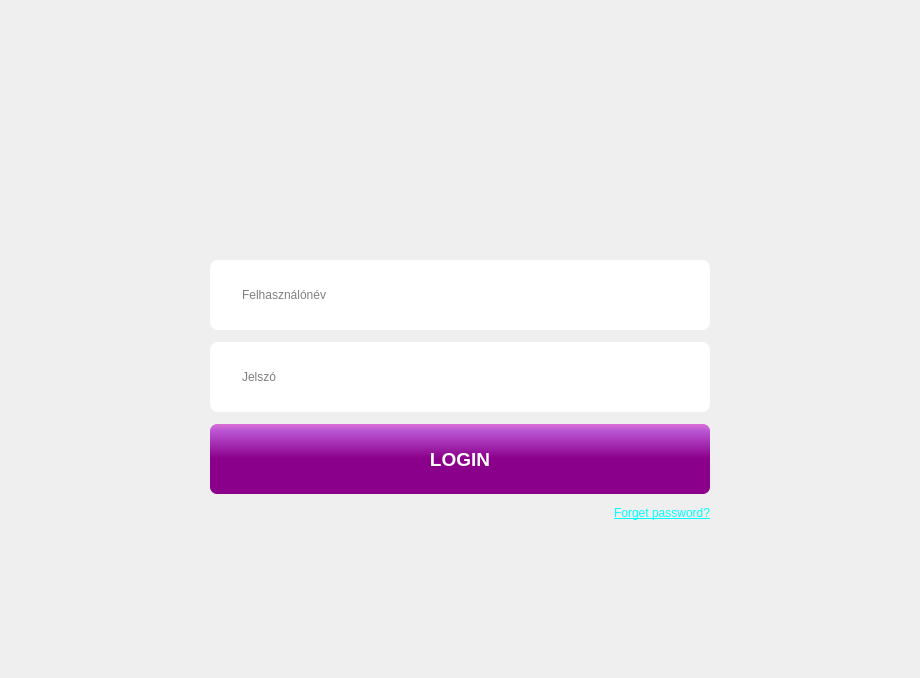
This is qtserver/mainwindow.ui in p-anna9603/fancy_nev as Qt 5 draws it before an edit. The edited form follows.
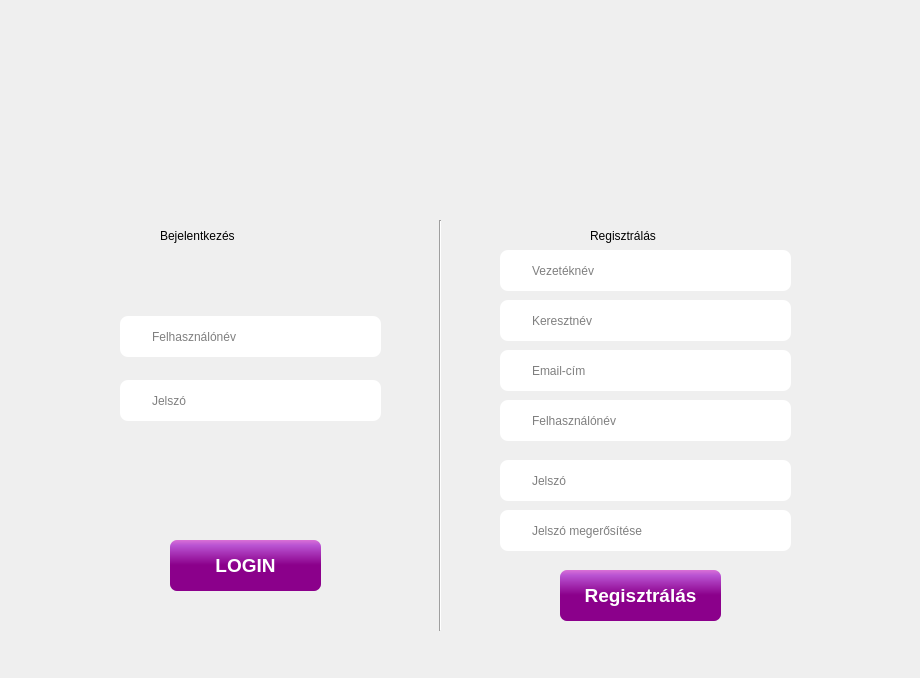
This is the edited form. Icons and pictures are not drawn.

```diff
--- a/qtserver/mainwindow.ui
+++ b/qtserver/mainwindow.ui
@@ -60,211 +60,622 @@
    background-color:white;
 }</string>
    </property>
-   <layout class="QHBoxLayout" name="horizontalLayout_3">
-    <item>
-     <layout class="QHBoxLayout" name="horizontalLayout_2"/>
-    </item>
-    <item>
-     <layout class="QVBoxLayout" name="verticalLayout">
-      <property name="sizeConstraint">
-       <enum>QLayout::SetFixedSize</enum>
-      </property>
-      <property name="topMargin">
-       <number>50</number>
-      </property>
-      <property name="bottomMargin">
-       <number>50</number>
-      </property>
-      <item>
-       <widget class="QLabel" name="label_4">
-        <property name="sizePolicy">
-         <sizepolicy hsizetype="Expanding" vsizetype="Expanding">
-          <horstretch>0</horstretch>
-          <verstretch>0</verstretch>
-         </sizepolicy>
-        </property>
-        <property name="maximumSize">
-         <size>
-          <width>500</width>
-          <height>181</height>
-         </size>
-        </property>
-        <property name="styleSheet">
-         <string notr="true">padding-left: 130px;
+   <widget class="QLineEdit" name="userNameReg">
+    <property name="geometry">
+     <rect>
+      <x>500</x>
+      <y>400</y>
+      <width>291</width>
+      <height>41</height>
+     </rect>
+    </property>
+    <property name="sizePolicy">
+     <sizepolicy hsizetype="Expanding" vsizetype="Expanding">
+      <horstretch>0</horstretch>
+      <verstretch>0</verstretch>
+     </sizepolicy>
+    </property>
+    <property name="maximumSize">
+     <size>
+      <width>500</width>
+      <height>70</height>
+     </size>
+    </property>
+    <property name="cursor">
+     <cursorShape>IBeamCursor</cursorShape>
+    </property>
+    <property name="mouseTracking">
+     <bool>true</bool>
+    </property>
+    <property name="contextMenuPolicy">
+     <enum>Qt::DefaultContextMenu</enum>
+    </property>
+    <property name="toolTip">
+     <string/>
+    </property>
+    <property name="autoFillBackground">
+     <bool>false</bool>
+    </property>
+    <property name="styleSheet">
+     <string notr="true">/*
+background-image: url(:/resource/img/kicsi_login_szurke.png);
+background-repeat: no-repeat, repeat;
+background-attachment: fixed;
+background-position:  left;
+
+padding-left: 30px;
+text-align:justify; 
+letter-spacing: 10px;
+font: 14pt &quot;MS Shell Dlg 2&quot;;*/
+
+QLineEdit {
+background-image: url(:/resource/img/kicsi_user_login.png);
+/*background-image: url(:/resource/img/kicsi_login_szurke.png);*/
+background-repeat: no-repeat;
+padding-left:10px;
+background-attachment: fixed;
+background-position:  left;
+
+padding: 1px;
+border-style: solid;
+/*border: 2px solid gray;*/
+border-radius: 8px;
+
+padding-left: 30px;
+text-align:justify; 
+/* letter-spacing: 10px; /* valamiért nem akar működni ez */
+font: 14pt &quot;MS Shell Dlg 2&quot;;
+}
+</string>
+    </property>
+    <property name="inputMethodHints">
+     <set>Qt::ImhNone</set>
+    </property>
+    <property name="text">
+     <string/>
+    </property>
+    <property name="placeholderText">
+     <string>Felhasználónév</string>
+    </property>
+   </widget>
+   <widget class="QLineEdit" name="passwordReg">
+    <property name="geometry">
+     <rect>
+      <x>500</x>
+      <y>460</y>
+      <width>291</width>
+      <height>41</height>
+     </rect>
+    </property>
+    <property name="sizePolicy">
+     <sizepolicy hsizetype="Expanding" vsizetype="Expanding">
+      <horstretch>0</horstretch>
+      <verstretch>0</verstretch>
+     </sizepolicy>
+    </property>
+    <property name="minimumSize">
+     <size>
+      <width>0</width>
+      <height>0</height>
+     </size>
+    </property>
+    <property name="maximumSize">
+     <size>
+      <width>500</width>
+      <height>70</height>
+     </size>
+    </property>
+    <property name="styleSheet">
+     <string notr="true">/*
+background-image: url(:/resource/img/lock_icon.png);
+background-repeat: no-repeat, repeat;
+background-attachment: fixed;
+background-position:  left;*/
+
+/*
+padding-left: 30px;
+text-align:justify; 
+letter-spacing: 10px;
+font: 14pt &quot;MS Shell Dlg 2&quot;;*/
+
+QLineEdit {
+background-image: url(:/resource/img/lock_icon.png);
+background-repeat: no-repeat;
+background-attachment: fixed;
+background-position:  left;
+
+padding: 1px;
+border-style: solid;
+/*border: 2px solid gray;*/
+border-radius: 8px;
+
+padding-left: 30px;
+text-align:justify; 
+/* letter-spacing: 10px; /* valamiért nem akar működni ez */
+font: 14pt &quot;MS Shell Dlg 2&quot;;
+}</string>
+    </property>
+    <property name="echoMode">
+     <enum>QLineEdit::Password</enum>
+    </property>
+    <property name="readOnly">
+     <bool>false</bool>
+    </property>
+    <property name="placeholderText">
+     <string>Jelszó</string>
+    </property>
+   </widget>
+   <widget class="QLineEdit" name="passwordReg2">
+    <property name="geometry">
+     <rect>
+      <x>500</x>
+      <y>510</y>
+      <width>291</width>
+      <height>41</height>
+     </rect>
+    </property>
+    <property name="sizePolicy">
+     <sizepolicy hsizetype="Expanding" vsizetype="Expanding">
+      <horstretch>0</horstretch>
+      <verstretch>0</verstretch>
+     </sizepolicy>
+    </property>
+    <property name="minimumSize">
+     <size>
+      <width>0</width>
+      <height>0</height>
+     </size>
+    </property>
+    <property name="maximumSize">
+     <size>
+      <width>500</width>
+      <height>70</height>
+     </size>
+    </property>
+    <property name="styleSheet">
+     <string notr="true">/*
+background-image: url(:/resource/img/lock_icon.png);
+background-repeat: no-repeat, repeat;
+background-attachment: fixed;
+background-position:  left;*/
+
+/*
+padding-left: 30px;
+text-align:justify; 
+letter-spacing: 10px;
+font: 14pt &quot;MS Shell Dlg 2&quot;;*/
+
+QLineEdit {
+background-image: url(:/resource/img/lock_icon.png);
+background-repeat: no-repeat;
+background-attachment: fixed;
+background-position:  left;
+
+padding: 1px;
+border-style: solid;
+/*border: 2px solid gray;*/
+border-radius: 8px;
+
+padding-left: 30px;
+text-align:justify; 
+/* letter-spacing: 10px; /* valamiért nem akar működni ez */
+font: 14pt &quot;MS Shell Dlg 2&quot;;
+}</string>
+    </property>
+    <property name="echoMode">
+     <enum>QLineEdit::Password</enum>
+    </property>
+    <property name="readOnly">
+     <bool>false</bool>
+    </property>
+    <property name="placeholderText">
+     <string>Jelszó megerősítése</string>
+    </property>
+   </widget>
+   <widget class="QPushButton" name="regisztralasButton">
+    <property name="geometry">
+     <rect>
+      <x>560</x>
+      <y>570</y>
+      <width>161</width>
+      <height>51</height>
+     </rect>
+    </property>
+    <property name="sizePolicy">
+     <sizepolicy hsizetype="Expanding" vsizetype="Expanding">
+      <horstretch>0</horstretch>
+      <verstretch>0</verstretch>
+     </sizepolicy>
+    </property>
+    <property name="maximumSize">
+     <size>
+      <width>500</width>
+      <height>70</height>
+     </size>
+    </property>
+    <property name="font">
+     <font>
+      <family>MS Shell Dlg 2</family>
+      <pointsize>14</pointsize>
+      <weight>75</weight>
+      <italic>false</italic>
+      <bold>true</bold>
+     </font>
+    </property>
+    <property name="styleSheet">
+     <string notr="true">
+QPushButton {
+color: white;
+font: bold 14pt &quot;MS Shell Dlg 2&quot;;
+letter-spacing: .4rem;
+background-color: QLinearGradient( x1: 0, y1: 0, x2: 0, y2: 1, stop: 0 #da70d6, stop: 0.1 #ba55d3,  stop: 0.49 #8b008b );
+border-radius: 7;
+/*ccc*/
+}
+QPushButton:hover {
+background-color: QLinearGradient( x1: 0, y1: 0, x2: 0, y2: 1, stop: 0 #D7BDE2, stop: 0.1 #C39BD3,  stop: 0.49 #BB8FCE );
+}
+</string>
+    </property>
+    <property name="text">
+     <string>Regisztrálás</string>
+    </property>
+    <property name="autoDefault">
+     <bool>true</bool>
+    </property>
+    <property name="default">
+     <bool>true</bool>
+    </property>
+   </widget>
+   <widget class="QLabel" name="label_2">
+    <property name="geometry">
+     <rect>
+      <x>160</x>
+      <y>210</y>
+      <width>151</width>
+      <height>51</height>
+     </rect>
+    </property>
+    <property name="styleSheet">
+     <string notr="true">font: bold 12pt &quot;MS Shell Dlg 2&quot;;</string>
+    </property>
+    <property name="text">
+     <string>Bejelentkezés</string>
+    </property>
+   </widget>
+   <widget class="QLabel" name="label_3">
+    <property name="geometry">
+     <rect>
+      <x>590</x>
+      <y>210</y>
+      <width>151</width>
+      <height>51</height>
+     </rect>
+    </property>
+    <property name="styleSheet">
+     <string notr="true">font: bold 12pt &quot;MS Shell Dlg 2&quot;;</string>
+    </property>
+    <property name="text">
+     <string>Regisztrálás</string>
+    </property>
+   </widget>
+   <widget class="Line" name="line">
+    <property name="geometry">
+     <rect>
+      <x>430</x>
+      <y>220</y>
+      <width>20</width>
+      <height>411</height>
+     </rect>
+    </property>
+    <property name="orientation">
+     <enum>Qt::Vertical</enum>
+    </property>
+   </widget>
+   <widget class="QLineEdit" name="emailReg">
+    <property name="geometry">
+     <rect>
+      <x>500</x>
+      <y>350</y>
+      <width>291</width>
+      <height>41</height>
+     </rect>
+    </property>
+    <property name="sizePolicy">
+     <sizepolicy hsizetype="Expanding" vsizetype="Expanding">
+      <horstretch>0</horstretch>
+      <verstretch>0</verstretch>
+     </sizepolicy>
+    </property>
+    <property name="maximumSize">
+     <size>
+      <width>500</width>
+      <height>70</height>
+     </size>
+    </property>
+    <property name="cursor">
+     <cursorShape>IBeamCursor</cursorShape>
+    </property>
+    <property name="mouseTracking">
+     <bool>true</bool>
+    </property>
+    <property name="contextMenuPolicy">
+     <enum>Qt::DefaultContextMenu</enum>
+    </property>
+    <property name="toolTip">
+     <string/>
+    </property>
+    <property name="autoFillBackground">
+     <bool>false</bool>
+    </property>
+    <property name="styleSheet">
+     <string notr="true">/*
+background-image: url(:/resource/img/kicsi_login_szurke.png);
+background-repeat: no-repeat, repeat;
+background-attachment: fixed;
+background-position:  left;
+
+padding-left: 30px;
+text-align:justify; 
+letter-spacing: 10px;
+font: 14pt &quot;MS Shell Dlg 2&quot;;*/
+
+QLineEdit {
+background-image: url(:/resource/img/kicsi_user_login.png);
+/*background-image: url(:/resource/img/kicsi_login_szurke.png);*/
+background-repeat: no-repeat;
+padding-left:10px;
+background-attachment: fixed;
+background-position:  left;
+
+padding: 1px;
+border-style: solid;
+/*border: 2px solid gray;*/
+border-radius: 8px;
+
+padding-left: 30px;
+text-align:justify; 
+/* letter-spacing: 10px; /* valamiért nem akar működni ez */
+font: 14pt &quot;MS Shell Dlg 2&quot;;
+}
+</string>
+    </property>
+    <property name="inputMethodHints">
+     <set>Qt::ImhNone</set>
+    </property>
+    <property name="text">
+     <string/>
+    </property>
+    <property name="placeholderText">
+     <string>Email-cím</string>
+    </property>
+   </widget>
+   <widget class="QLineEdit" name="vnevReg">
+    <property name="geometry">
+     <rect>
+      <x>500</x>
+      <y>250</y>
+      <width>291</width>
+      <height>41</height>
+     </rect>
+    </property>
+    <property name="sizePolicy">
+     <sizepolicy hsizetype="Expanding" vsizetype="Expanding">
+      <horstretch>0</horstretch>
+      <verstretch>0</verstretch>
+     </sizepolicy>
+    </property>
+    <property name="maximumSize">
+     <size>
+      <width>500</width>
+      <height>70</height>
+     </size>
+    </property>
+    <property name="cursor">
+     <cursorShape>IBeamCursor</cursorShape>
+    </property>
+    <property name="mouseTracking">
+     <bool>true</bool>
+    </property>
+    <property name="contextMenuPolicy">
+     <enum>Qt::DefaultContextMenu</enum>
+    </property>
+    <property name="toolTip">
+     <string/>
+    </property>
+    <property name="autoFillBackground">
+     <bool>false</bool>
+    </property>
+    <property name="styleSheet">
+     <string notr="true">/*
+background-image: url(:/resource/img/kicsi_login_szurke.png);
+background-repeat: no-repeat, repeat;
+background-attachment: fixed;
+background-position:  left;
+
+padding-left: 30px;
+text-align:justify; 
+letter-spacing: 10px;
+font: 14pt &quot;MS Shell Dlg 2&quot;;*/
+
+QLineEdit {
+background-image: url(:/resource/img/kicsi_user_login.png);
+/*background-image: url(:/resource/img/kicsi_login_szurke.png);*/
+background-repeat: no-repeat;
+padding-left:10px;
+background-attachment: fixed;
+background-position:  left;
+
+padding: 1px;
+border-style: solid;
+/*border: 2px solid gray;*/
+border-radius: 8px;
+
+padding-left: 30px;
+text-align:justify; 
+/* letter-spacing: 10px; /* valamiért nem akar működni ez */
+font: 14pt &quot;MS Shell Dlg 2&quot;;
+}
+</string>
+    </property>
+    <property name="inputMethodHints">
+     <set>Qt::ImhNone</set>
+    </property>
+    <property name="text">
+     <string/>
+    </property>
+    <property name="placeholderText">
+     <string>Vezetéknév</string>
+    </property>
+   </widget>
+   <widget class="QLineEdit" name="knevReg">
+    <property name="geometry">
+     <rect>
+      <x>500</x>
+      <y>300</y>
+      <width>291</width>
+      <height>41</height>
+     </rect>
+    </property>
+    <property name="sizePolicy">
+     <sizepolicy hsizetype="Expanding" vsizetype="Expanding">
+      <horstretch>0</horstretch>
+      <verstretch>0</verstretch>
+     </sizepolicy>
+    </property>
+    <property name="maximumSize">
+     <size>
+      <width>500</width>
+      <height>70</height>
+     </size>
+    </property>
+    <property name="cursor">
+     <cursorShape>IBeamCursor</cursorShape>
+    </property>
+    <property name="mouseTracking">
+     <bool>true</bool>
+    </property>
+    <property name="contextMenuPolicy">
+     <enum>Qt::DefaultContextMenu</enum>
+    </property>
+    <property name="toolTip">
+     <string/>
+    </property>
+    <property name="autoFillBackground">
+     <bool>false</bool>
+    </property>
+    <property name="styleSheet">
+     <string notr="true">/*
+background-image: url(:/resource/img/kicsi_login_szurke.png);
+background-repeat: no-repeat, repeat;
+background-attachment: fixed;
+background-position:  left;
+
+padding-left: 30px;
+text-align:justify; 
+letter-spacing: 10px;
+font: 14pt &quot;MS Shell Dlg 2&quot;;*/
+
+QLineEdit {
+background-image: url(:/resource/img/kicsi_user_login.png);
+/*background-image: url(:/resource/img/kicsi_login_szurke.png);*/
+background-repeat: no-repeat;
+padding-left:10px;
+background-attachment: fixed;
+background-position:  left;
+
+padding: 1px;
+border-style: solid;
+/*border: 2px solid gray;*/
+border-radius: 8px;
+
+padding-left: 30px;
+text-align:justify; 
+/* letter-spacing: 10px; /* valamiért nem akar működni ez */
+font: 14pt &quot;MS Shell Dlg 2&quot;;
+}
+</string>
+    </property>
+    <property name="inputMethodHints">
+     <set>Qt::ImhNone</set>
+    </property>
+    <property name="text">
+     <string/>
+    </property>
+    <property name="placeholderText">
+     <string>Keresztnév</string>
+    </property>
+   </widget>
+   <widget class="QLabel" name="label_4">
+    <property name="geometry">
+     <rect>
+      <x>220</x>
+      <y>20</y>
+      <width>431</width>
+      <height>171</height>
+     </rect>
+    </property>
+    <property name="sizePolicy">
+     <sizepolicy hsizetype="Expanding" vsizetype="Expanding">
+      <horstretch>0</horstretch>
+      <verstretch>0</verstretch>
+     </sizepolicy>
+    </property>
+    <property name="maximumSize">
+     <size>
+      <width>500</width>
+      <height>181</height>
+     </size>
+    </property>
+    <property name="styleSheet">
+     <string notr="true">padding-left: 130px;
 padding-right: 130px;</string>
-        </property>
-        <property name="text">
-         <string/>
-        </property>
-        <property name="pixmap">
-         <pixmap resource="resource.qrc">:/resource/img/loginTrans3.png</pixmap>
-        </property>
-        <property name="scaledContents">
-         <bool>true</bool>
-        </property>
-        <property name="alignment">
-         <set>Qt::AlignCenter</set>
-        </property>
-       </widget>
-      </item>
-      <item>
-       <widget class="QLineEdit" name="usernameLogin">
-        <property name="sizePolicy">
-         <sizepolicy hsizetype="Expanding" vsizetype="Expanding">
-          <horstretch>0</horstretch>
-          <verstretch>0</verstretch>
-         </sizepolicy>
-        </property>
-        <property name="maximumSize">
-         <size>
-          <width>500</width>
-          <height>70</height>
-         </size>
-        </property>
-        <property name="cursor">
-         <cursorShape>IBeamCursor</cursorShape>
-        </property>
-        <property name="mouseTracking">
-         <bool>true</bool>
-        </property>
-        <property name="contextMenuPolicy">
-         <enum>Qt::DefaultContextMenu</enum>
-        </property>
-        <property name="toolTip">
-         <string/>
-        </property>
-        <property name="autoFillBackground">
-         <bool>false</bool>
-        </property>
-        <property name="styleSheet">
-         <string notr="true">/*
-background-image: url(:/resource/img/kicsi_login_szurke.png);
-background-repeat: no-repeat, repeat;
-background-attachment: fixed;
-background-position:  left;
-
-padding-left: 30px;
-text-align:justify; 
-letter-spacing: 10px;
-font: 14pt &quot;MS Shell Dlg 2&quot;;*/
-
-QLineEdit {
-background-image: url(:/resource/img/kicsi_user_login.png);
-/*background-image: url(:/resource/img/kicsi_login_szurke.png);*/
-background-repeat: no-repeat;
-padding-left:10px;
-background-attachment: fixed;
-background-position:  left;
-
-padding: 1px;
-border-style: solid;
-/*border: 2px solid gray;*/
-border-radius: 8px;
-
-padding-left: 30px;
-text-align:justify; 
-/* letter-spacing: 10px; /* valamiért nem akar működni ez */
-font: 14pt &quot;MS Shell Dlg 2&quot;;
-}
-</string>
-        </property>
-        <property name="inputMethodHints">
-         <set>Qt::ImhNone</set>
-        </property>
-        <property name="text">
-         <string/>
-        </property>
-        <property name="placeholderText">
-         <string>Felhasználónév</string>
-        </property>
-       </widget>
-      </item>
-      <item>
-       <widget class="QLineEdit" name="passwordLogin">
-        <property name="sizePolicy">
-         <sizepolicy hsizetype="Expanding" vsizetype="Expanding">
-          <horstretch>0</horstretch>
-          <verstretch>0</verstretch>
-         </sizepolicy>
-        </property>
-        <property name="minimumSize">
-         <size>
-          <width>0</width>
-          <height>0</height>
-         </size>
-        </property>
-        <property name="maximumSize">
-         <size>
-          <width>500</width>
-          <height>70</height>
-         </size>
-        </property>
-        <property name="styleSheet">
-         <string notr="true">/*
-background-image: url(:/resource/img/lock_icon.png);
-background-repeat: no-repeat, repeat;
-background-attachment: fixed;
-background-position:  left;*/
-
-/*
-padding-left: 30px;
-text-align:justify; 
-letter-spacing: 10px;
-font: 14pt &quot;MS Shell Dlg 2&quot;;*/
-
-QLineEdit {
-background-image: url(:/resource/img/lock_icon.png);
-background-repeat: no-repeat;
-background-attachment: fixed;
-background-position:  left;
-
-padding: 1px;
-border-style: solid;
-/*border: 2px solid gray;*/
-border-radius: 8px;
-
-padding-left: 30px;
-text-align:justify; 
-/* letter-spacing: 10px; /* valamiért nem akar működni ez */
-font: 14pt &quot;MS Shell Dlg 2&quot;;
-}</string>
-        </property>
-        <property name="echoMode">
-         <enum>QLineEdit::Password</enum>
-        </property>
-        <property name="readOnly">
-         <bool>false</bool>
-        </property>
-        <property name="placeholderText">
-         <string>Jelszó</string>
-        </property>
-       </widget>
-      </item>
-      <item>
-       <widget class="QPushButton" name="pushButton_2">
-        <property name="sizePolicy">
-         <sizepolicy hsizetype="Expanding" vsizetype="Expanding">
-          <horstretch>0</horstretch>
-          <verstretch>0</verstretch>
-         </sizepolicy>
-        </property>
-        <property name="maximumSize">
-         <size>
-          <width>500</width>
-          <height>70</height>
-         </size>
-        </property>
-        <property name="font">
-         <font>
-          <family>MS Shell Dlg 2</family>
-          <pointsize>14</pointsize>
-          <weight>75</weight>
-          <italic>false</italic>
-          <bold>true</bold>
-         </font>
-        </property>
-        <property name="styleSheet">
-         <string notr="true">
+    </property>
+    <property name="text">
+     <string/>
+    </property>
+    <property name="pixmap">
+     <pixmap resource="resource.qrc">:/resource/img/loginTrans3.png</pixmap>
+    </property>
+    <property name="scaledContents">
+     <bool>true</bool>
+    </property>
+    <property name="alignment">
+     <set>Qt::AlignCenter</set>
+    </property>
+   </widget>
+   <widget class="QPushButton" name="pushButton_2">
+    <property name="geometry">
+     <rect>
+      <x>170</x>
+      <y>540</y>
+      <width>151</width>
+      <height>51</height>
+     </rect>
+    </property>
+    <property name="sizePolicy">
+     <sizepolicy hsizetype="Expanding" vsizetype="Expanding">
+      <horstretch>0</horstretch>
+      <verstretch>0</verstretch>
+     </sizepolicy>
+    </property>
+    <property name="maximumSize">
+     <size>
+      <width>500</width>
+      <height>70</height>
+     </size>
+    </property>
+    <property name="font">
+     <font>
+      <family>MS Shell Dlg 2</family>
+      <pointsize>14</pointsize>
+      <weight>75</weight>
+      <italic>false</italic>
+      <bold>true</bold>
+     </font>
+    </property>
+    <property name="styleSheet">
+     <string notr="true">
 QPushButton {
 color: white;
 font: bold 14pt &quot;MS Shell Dlg 2&quot;;
@@ -277,52 +688,162 @@
 background-color: QLinearGradient( x1: 0, y1: 0, x2: 0, y2: 1, stop: 0 #D7BDE2, stop: 0.1 #C39BD3,  stop: 0.49 #BB8FCE );
 }
 </string>
-        </property>
-        <property name="text">
-         <string>LOGIN</string>
-        </property>
-        <property name="autoDefault">
-         <bool>true</bool>
-        </property>
-        <property name="default">
-         <bool>true</bool>
-        </property>
-       </widget>
-      </item>
-      <item>
-       <widget class="QLabel" name="label">
-        <property name="sizePolicy">
-         <sizepolicy hsizetype="Expanding" vsizetype="Expanding">
-          <horstretch>0</horstretch>
-          <verstretch>0</verstretch>
-         </sizepolicy>
-        </property>
-        <property name="maximumSize">
-         <size>
-          <width>500</width>
-          <height>100</height>
-         </size>
-        </property>
-        <property name="styleSheet">
-         <string notr="true">font: 12pt &quot;MS Shell Dlg 2&quot;;
-text-decoration: underline;
+    </property>
+    <property name="text">
+     <string>LOGIN</string>
+    </property>
+    <property name="autoDefault">
+     <bool>true</bool>
+    </property>
+    <property name="default">
+     <bool>true</bool>
+    </property>
+   </widget>
+   <widget class="QLineEdit" name="passwordLogin">
+    <property name="geometry">
+     <rect>
+      <x>120</x>
+      <y>380</y>
+      <width>261</width>
+      <height>41</height>
+     </rect>
+    </property>
+    <property name="sizePolicy">
+     <sizepolicy hsizetype="Expanding" vsizetype="Expanding">
+      <horstretch>0</horstretch>
+      <verstretch>0</verstretch>
+     </sizepolicy>
+    </property>
+    <property name="minimumSize">
+     <size>
+      <width>0</width>
+      <height>0</height>
+     </size>
+    </property>
+    <property name="maximumSize">
+     <size>
+      <width>500</width>
+      <height>70</height>
+     </size>
+    </property>
+    <property name="styleSheet">
+     <string notr="true">/*
+background-image: url(:/resource/img/lock_icon.png);
+background-repeat: no-repeat, repeat;
+background-attachment: fixed;
+background-position:  left;*/
 
-color: rgb(0, 255, 255);
+/*
+padding-left: 30px;
+text-align:justify; 
+letter-spacing: 10px;
+font: 14pt &quot;MS Shell Dlg 2&quot;;*/
 
+QLineEdit {
+background-image: url(:/resource/img/lock_icon.png);
+background-repeat: no-repeat;
+background-attachment: fixed;
+background-position:  left;
 
+padding: 1px;
+border-style: solid;
+/*border: 2px solid gray;*/
+border-radius: 8px;
+
+padding-left: 30px;
+text-align:justify; 
+/* letter-spacing: 10px; /* valamiért nem akar működni ez */
+font: 14pt &quot;MS Shell Dlg 2&quot;;
+}</string>
+    </property>
+    <property name="echoMode">
+     <enum>QLineEdit::Password</enum>
+    </property>
+    <property name="readOnly">
+     <bool>false</bool>
+    </property>
+    <property name="placeholderText">
+     <string>Jelszó</string>
+    </property>
+   </widget>
+   <widget class="QLineEdit" name="usernameLogin">
+    <property name="geometry">
+     <rect>
+      <x>120</x>
+      <y>316</y>
+      <width>261</width>
+      <height>41</height>
+     </rect>
+    </property>
+    <property name="sizePolicy">
+     <sizepolicy hsizetype="Expanding" vsizetype="Expanding">
+      <horstretch>0</horstretch>
+      <verstretch>0</verstretch>
+     </sizepolicy>
+    </property>
+    <property name="maximumSize">
+     <size>
+      <width>500</width>
+      <height>70</height>
+     </size>
+    </property>
+    <property name="cursor">
+     <cursorShape>IBeamCursor</cursorShape>
+    </property>
+    <property name="mouseTracking">
+     <bool>true</bool>
+    </property>
+    <property name="contextMenuPolicy">
+     <enum>Qt::DefaultContextMenu</enum>
+    </property>
+    <property name="toolTip">
+     <string/>
+    </property>
+    <property name="autoFillBackground">
+     <bool>false</bool>
+    </property>
+    <property name="styleSheet">
+     <string notr="true">/*
+background-image: url(:/resource/img/kicsi_login_szurke.png);
+background-repeat: no-repeat, repeat;
+background-attachment: fixed;
+background-position:  left;
+
+padding-left: 30px;
+text-align:justify; 
+letter-spacing: 10px;
+font: 14pt &quot;MS Shell Dlg 2&quot;;*/
+
+QLineEdit {
+background-image: url(:/resource/img/kicsi_user_login.png);
+/*background-image: url(:/resource/img/kicsi_login_szurke.png);*/
+background-repeat: no-repeat;
+padding-left:10px;
+background-attachment: fixed;
+background-position:  left;
+
+padding: 1px;
+border-style: solid;
+/*border: 2px solid gray;*/
+border-radius: 8px;
+
+padding-left: 30px;
+text-align:justify; 
+/* letter-spacing: 10px; /* valamiért nem akar működni ez */
+font: 14pt &quot;MS Shell Dlg 2&quot;;
+}
 </string>
-        </property>
-        <property name="text">
-         <string>Forget password?</string>
-        </property>
-        <property name="alignment">
-         <set>Qt::AlignRight|Qt::AlignTop|Qt::AlignTrailing</set>
-        </property>
-       </widget>
-      </item>
-     </layout>
-    </item>
-   </layout>
+    </property>
+    <property name="inputMethodHints">
+     <set>Qt::ImhNone</set>
+    </property>
+    <property name="text">
+     <string/>
+    </property>
+    <property name="placeholderText">
+     <string>Felhasználónév</string>
+    </property>
+   </widget>
   </widget>
  </widget>
  <layoutdefault spacing="6" margin="11"/>
```
